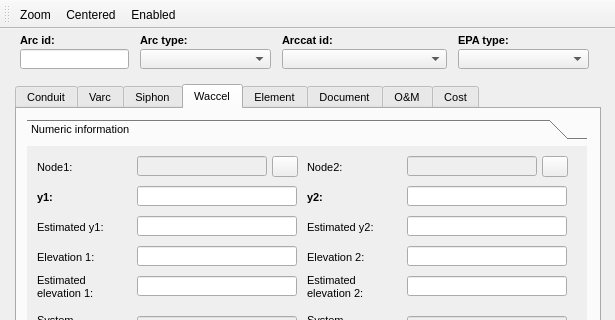
Giswater/giswater_qgis_plugin, file ui/ud_man_arc.ui: the form before one commit; both pictures show x 0 to 615 and y 0 to 320 of the 615 by 742 pixel window.
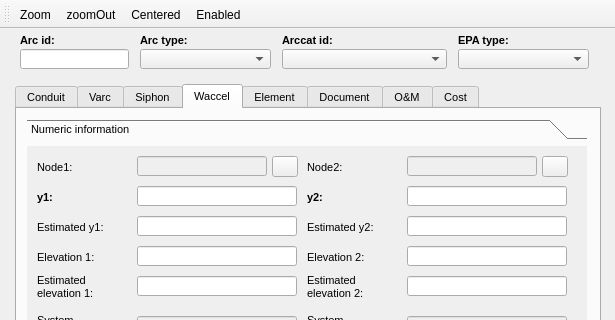
The form after the commit. Icons and pictures are not drawn.

Commit message: add zoom out tool to the forms

The edit to the form file:
```diff
--- a/ui/ud_man_arc.ui
+++ b/ui/ud_man_arc.ui
@@ -13288,6 +13288,7 @@
     <bool>false</bool>
    </attribute>
    <addaction name="actionZoom"/>
+   <addaction name="actionZoomOut"/>
    <addaction name="actionCentered"/>
    <addaction name="actionEnabled"/>
   </widget>
@@ -13318,6 +13319,15 @@
     <string>Enabled</string>
    </property>
   </action>
+  <action name="actionZoomOut">
+   <property name="icon">
+    <iconset>
+     <normaloff>Zoom-Out-icon.png</normaloff>Zoom-Out-icon.png</iconset>
+   </property>
+   <property name="text">
+    <string>zoomOut</string>
+   </property>
+  </action>
  </widget>
  <resources/>
  <connections/>
```
The commit also changes 14 other files.
